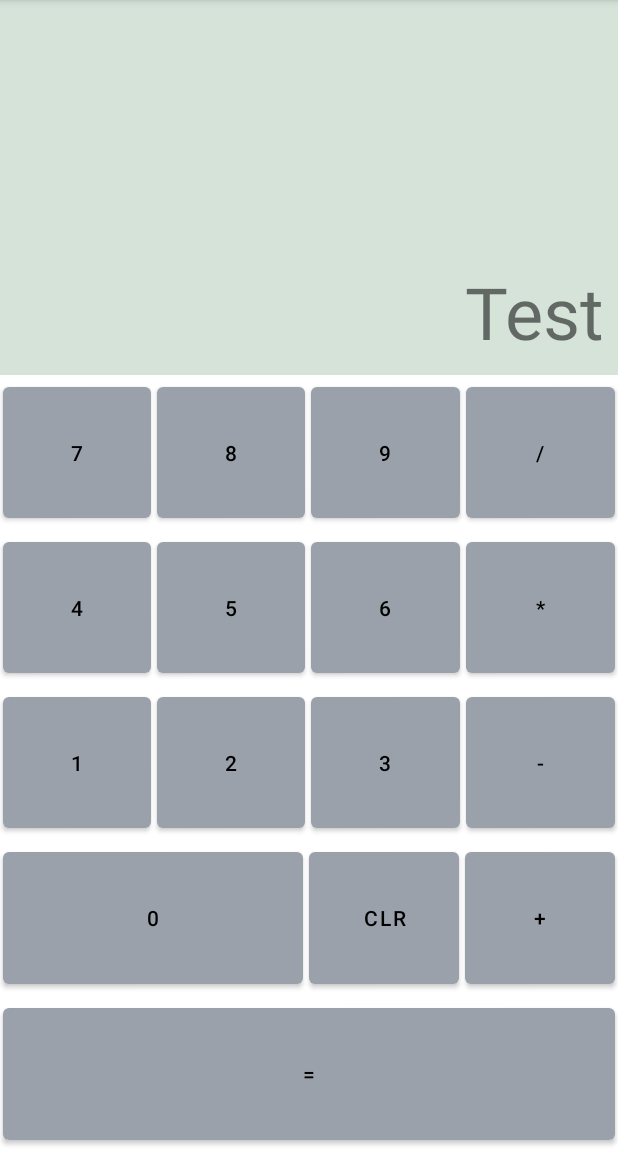
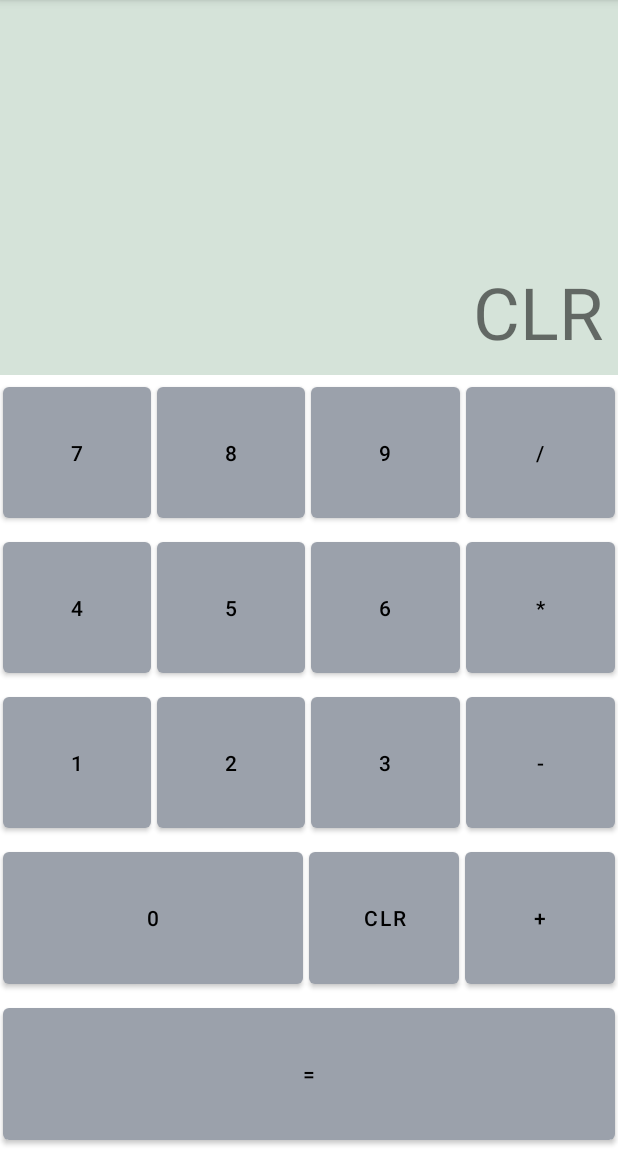
Before and after one commit to TaloHomes404/KalkulatorApp, an Android app: the screen it shows after launch (MainActivity), after a tap on "CLR", on a phone screen of 412 x 824 dp, the part 84-1236 px from its top. Run offline under Robolectric (Android 15) with nearby library versions, the phone set to English and light mode, and no system bars.

Commit message:
funkcja - wprowadzajaca tekst z przycisku na ekran ui - ustawienie wszystkiego na gotowe

```diff
--- a/app/src/main/java/wolf/north/kalkulatorapp/MainActivity.kt
+++ b/app/src/main/java/wolf/north/kalkulatorapp/MainActivity.kt
@@ -3,14 +3,27 @@ package wolf.north.kalkulatorapp
 import androidx.appcompat.app.AppCompatActivity
 import android.os.Bundle
 import android.view.View
+import android.widget.Button
+import android.widget.TextView
 import android.widget.Toast
 
 class MainActivity : AppCompatActivity() {
+
+        //DEKLARACJA ELEMENTÓW UI
+        private var textInput: TextView? = null
+        //
     override fun onCreate(savedInstanceState: Bundle?) {
         super.onCreate(savedInstanceState)
         setContentView(R.layout.activity_main)
+
+        //INICJALIZACJA ZADEKLAROWANYCH ELEMENTÓW UI
+        textInput = findViewById(R.id.textInput)
+        //
+
     }
     fun wcisniecieLiczby (view: View){
-        Toast.makeText(this, "Wybrano liczbe", Toast.LENGTH_LONG).show()
+
+        //BUTTON NALEŻY DO GRUPY VIEW, DEKLARUJEMY GO JAKO WARUNEK (JEŻELI VIEW TO PRZYCISK TO POBIERAMY JEGO TEKST)
+        textInput?.append((view as Button).text)
     }
 }
--- a/app/src/main/res/layout/activity_main.xml
+++ b/app/src/main/res/layout/activity_main.xml
@@ -8,12 +8,13 @@
     android:orientation="vertical">
 
     <TextView
+        android:id="@+id/textInput"
         android:layout_width="match_parent"
         android:layout_height="250dp"
         android:background="@color/kolorTla"
         android:padding="10dp"
         android:textSize="48sp"
-        android:text="Test"
+        android:text=""
         android:gravity="end|bottom"/>
 
     <LinearLayout
```
